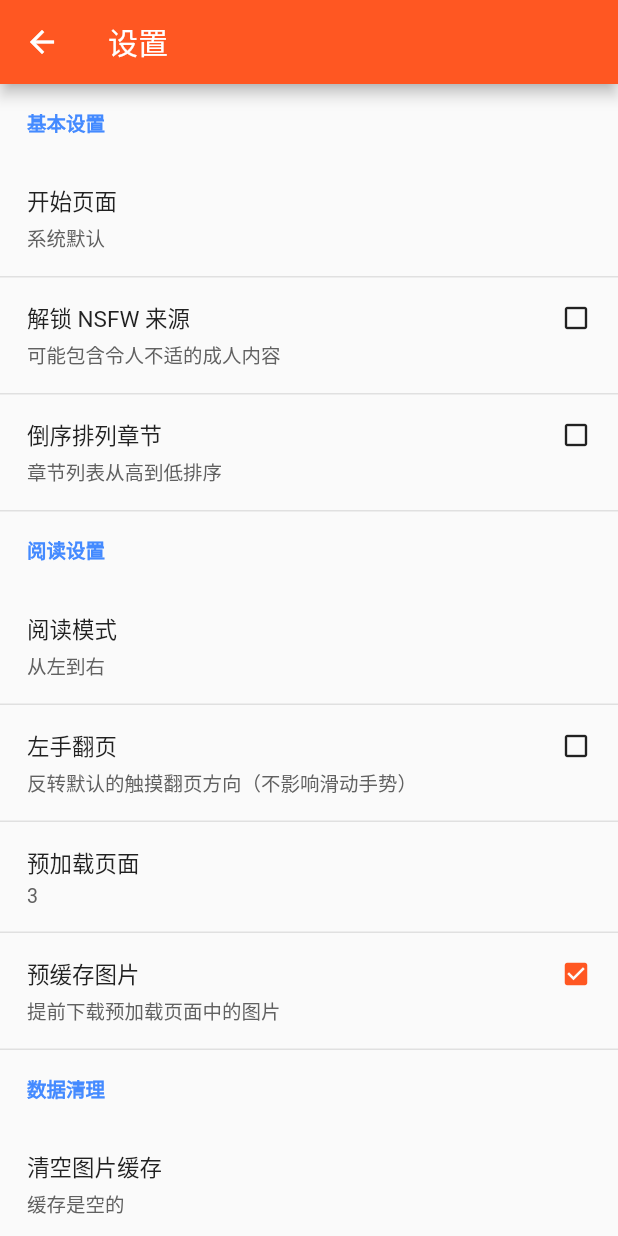
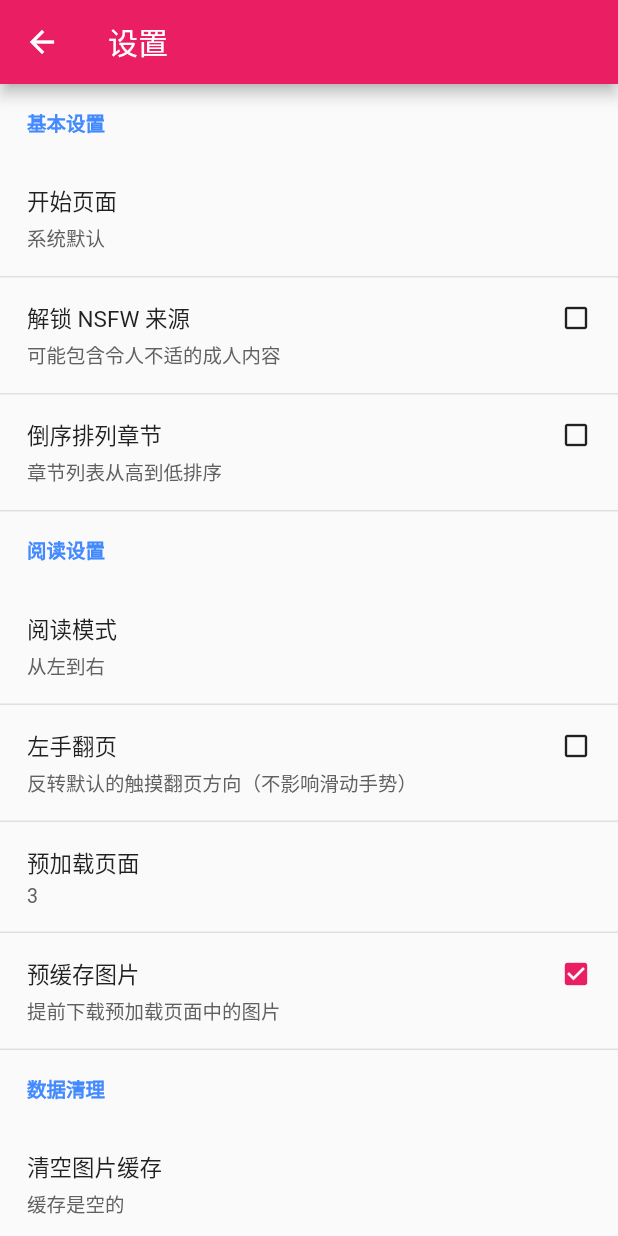
Before and after one commit to Hentioe/mikack-mobile, a Flutter app: the SettingsPage2 screen opened directly, on a phone screen of 412 x 824 dp. Run offline on Flutter 3.47's test engine with Material 2 defaults, Android fonts, the phone set to English and light mode, and no system bars; our stand-ins replace bloc, dio, equatable, extended_image, flutter_bloc, flutter_markdown and 10 more; missing offline and left inert: dart:ffi, easy_dialogs, executor, flutter_install_apk, flutter_share, github_releases and 1 more; accounts and stored records are empty; statements that could not run were skipped.

Commit message:
Update icons and theme colors

```diff
--- a/lib/src/values.dart
+++ b/lib/src/values.dart
@@ -4,7 +4,7 @@ const defaultPreLoading = 3;
 const defaultChaptersLayoutColumns = 3;
 const defaultPreCaching = true;
 
-const vPrimarySwatch = Colors.deepOrange; // 0xFFFF5722
+const vPrimarySwatch = Colors.pink;
 const vNsfwTagIntValue = 4;
 
 const vAllowNsfwHint = '未在设置中解锁 NSFW 来源';
--- a/pubspec.yaml
+++ b/pubspec.yaml
@@ -11,7 +11,7 @@ description: Mikack mobile client
 # In iOS, build-name is used as CFBundleShortVersionString while build-number used as CFBundleVersion.
 # Read more about iOS versioning at
 # https://developer.apple.com/library/archive/documentation/General/Reference/InfoPlistKeyReference/Articles/CoreFoundationKeys.html
-version: 0.7.1+2
+version: 0.7.2+2
 
 environment:
   sdk: ">=2.6.0 <3.0.0"
```
Also changed, not shown: assets/logo.png, 1 other file.
